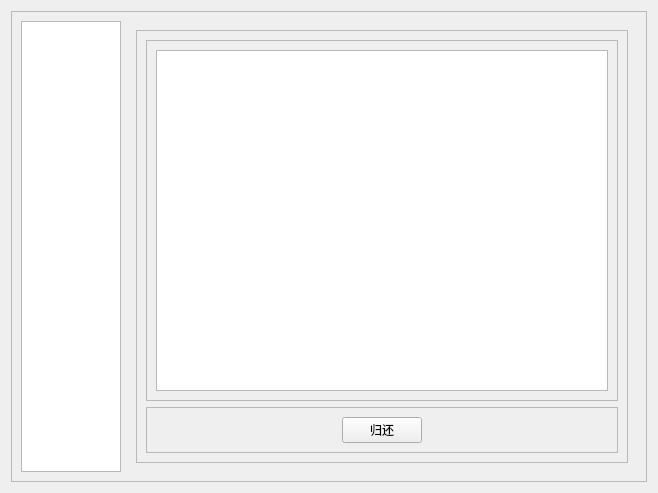
Above: view/bookingService/rentteacher.ui from JunWang666/LabNexus before the change. Below: the same form after it.
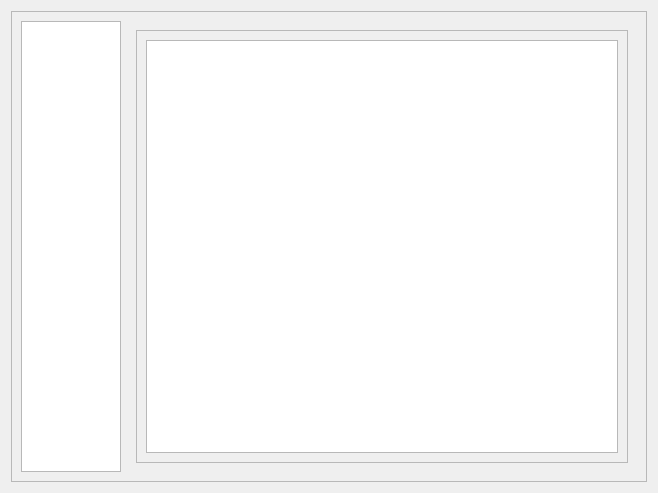
That is the form after the change. The open tabs and pages were chosen to show the change.

The edit to the form file:
```diff
--- a/view/bookingService/rentteacher.ui
+++ b/view/bookingService/rentteacher.ui
@@ -192,101 +192,6 @@
           </item>
          </layout>
         </widget>
-        <widget class="QWidget" name="repairPage">
-         <layout class="QVBoxLayout" name="verticalLayout_8">
-          <item>
-           <widget class="QFrame" name="frame_7">
-            <property name="frameShape">
-             <enum>QFrame::Shape::StyledPanel</enum>
-            </property>
-            <property name="frameShadow">
-             <enum>QFrame::Shadow::Raised</enum>
-            </property>
-            <layout class="QVBoxLayout" name="verticalLayout_9">
-             <item>
-              <widget class="QTableView" name="repairTableView"/>
-             </item>
-            </layout>
-           </widget>
-          </item>
-         </layout>
-        </widget>
-        <widget class="QWidget" name="returnPage">
-         <layout class="QVBoxLayout" name="verticalLayout_10">
-          <item>
-           <widget class="QFrame" name="frame_8">
-            <property name="frameShape">
-             <enum>QFrame::Shape::StyledPanel</enum>
-            </property>
-            <property name="frameShadow">
-             <enum>QFrame::Shadow::Raised</enum>
-            </property>
-            <layout class="QVBoxLayout" name="verticalLayout_12">
-             <item>
-              <widget class="QFrame" name="frame_9">
-               <property name="frameShape">
-                <enum>QFrame::Shape::StyledPanel</enum>
-               </property>
-               <property name="frameShadow">
-                <enum>QFrame::Shadow::Raised</enum>
-               </property>
-               <layout class="QVBoxLayout" name="verticalLayout_11">
-                <item>
-                 <widget class="QTableView" name="returnTableView"/>
-                </item>
-               </layout>
-              </widget>
-             </item>
-             <item>
-              <widget class="QFrame" name="frame_10">
-               <property name="frameShape">
-                <enum>QFrame::Shape::StyledPanel</enum>
-               </property>
-               <property name="frameShadow">
-                <enum>QFrame::Shadow::Raised</enum>
-               </property>
-               <layout class="QHBoxLayout" name="horizontalLayout_3">
-                <item>
-                 <spacer name="horizontalSpacer_4">
-                  <property name="orientation">
-                   <enum>Qt::Orientation::Horizontal</enum>
-                  </property>
-                  <property name="sizeHint" stdset="0">
-                   <size>
-                    <width>40</width>
-                    <height>20</height>
-                   </size>
-                  </property>
-                 </spacer>
-                </item>
-                <item>
-                 <widget class="QPushButton" name="btnReturn">
-                  <property name="text">
-                   <string>归还</string>
-                  </property>
-                 </widget>
-                </item>
-                <item>
-                 <spacer name="horizontalSpacer_5">
-                  <property name="orientation">
-                   <enum>Qt::Orientation::Horizontal</enum>
-                  </property>
-                  <property name="sizeHint" stdset="0">
-                   <size>
-                    <width>40</width>
-                    <height>20</height>
-                   </size>
-                  </property>
-                 </spacer>
-                </item>
-               </layout>
-              </widget>
-             </item>
-            </layout>
-           </widget>
-          </item>
-         </layout>
-        </widget>
        </widget>
       </item>
      </layout>
```
Left out of the diff: 27 changed lines with no effect on the pictures.
